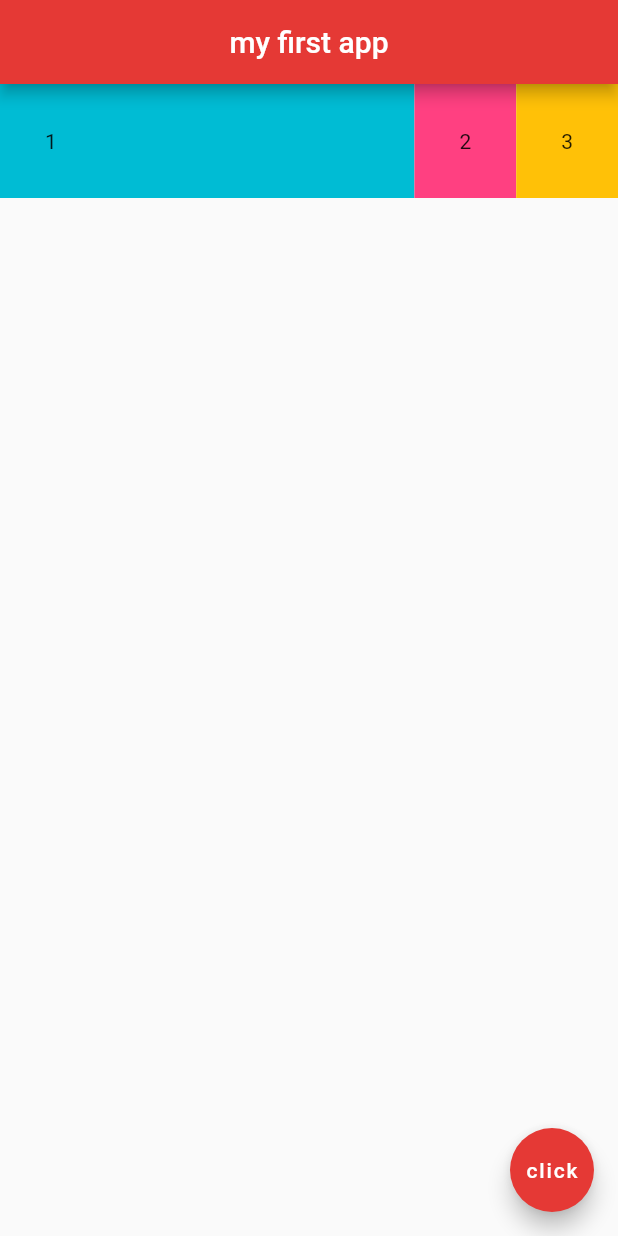
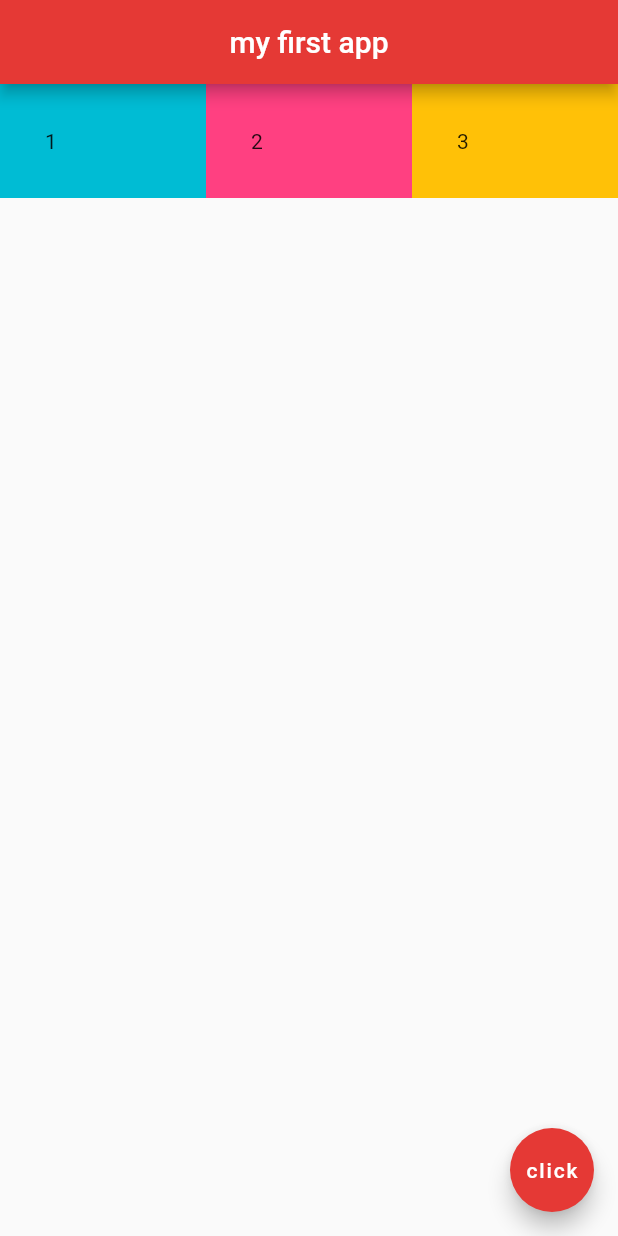
Before and after one commit to MechaChen/theNetNinja_Flutter, a Flutter app: the screen it shows after launch, on a phone screen of 412 x 824 dp. Run offline on Flutter 3.47's test engine with Material 2 defaults, Android fonts, the phone set to English and light mode, and no system bars.

Commit message:
14. Expanded Widgets : Expanded All Widgets

```diff
--- a/lib/main.dart
+++ b/lib/main.dart
@@ -23,15 +23,19 @@ class Home extends StatelessWidget {
               child: Text('1'),
             ),
           ),
-          Container(
+          Expanded(
+            child: Container(
               padding: EdgeInsets.all(30.0),
               color: Colors.pinkAccent,
               child: Text('2'),
             ),
-          Container(
+          ),
+          Expanded(
+            child: Container(
               padding: EdgeInsets.all(30.0),
               color: Colors.amber,
               child: Text('3'),
+            ),
           ),
         ],
       ),
```
Lines whose indentation alone changed are shown as unchanged.
